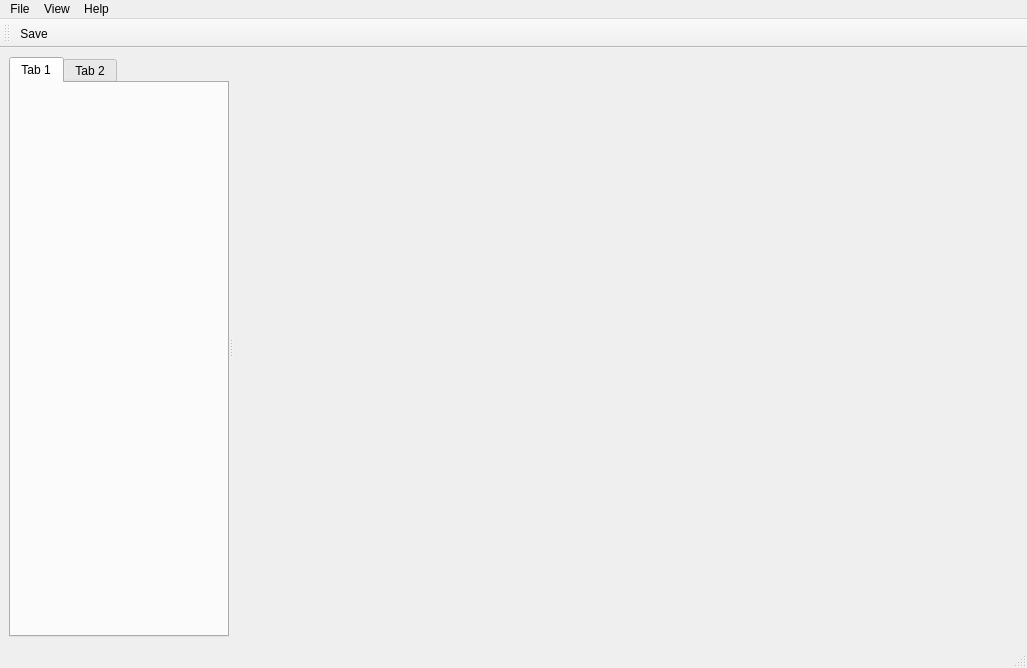
The window that src/mainwindow.ui (grking/zoxel) describes before a commit, drawn with Qt 5.
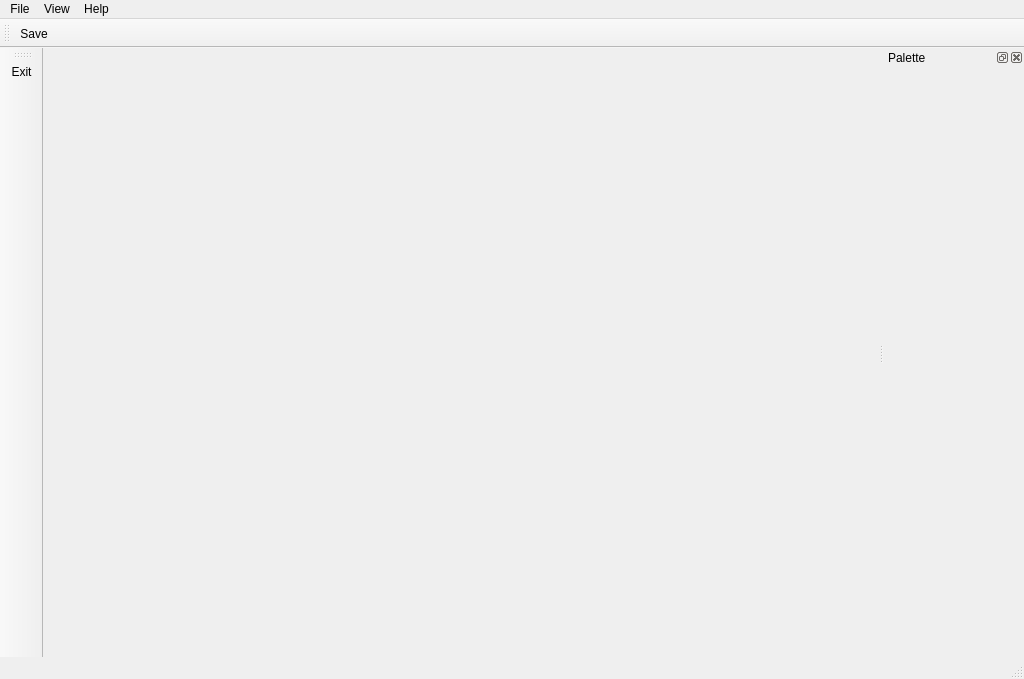
The same window after the commit. Icons and pictures are not drawn.

Commit message: Implements colour palette, closes #3

The edit to the form file:
```diff
--- a/src/mainwindow.ui
+++ b/src/mainwindow.ui
@@ -6,8 +6,8 @@
    <rect>
     <x>0</x>
     <y>0</y>
-    <width>1027</width>
-    <height>668</height>
+    <width>1024</width>
+    <height>679</height>
    </rect>
   </property>
   <property name="windowTitle">
@@ -20,40 +20,8 @@
   <widget class="QWidget" name="centralwidget">
    <layout class="QGridLayout" name="gridLayout">
     <item row="0" column="0">
-     <widget class="QSplitter" name="splitter">
-      <property name="orientation">
-       <enum>Qt::Horizontal</enum>
-      </property>
-      <widget class="QTabWidget" name="tabWidget">
-       <property name="sizePolicy">
-        <sizepolicy hsizetype="Expanding" vsizetype="Expanding">
-         <horstretch>0</horstretch>
-         <verstretch>0</verstretch>
-        </sizepolicy>
-       </property>
-       <property name="maximumSize">
-        <size>
-         <width>220</width>
-         <height>16777215</height>
-        </size>
-       </property>
-       <property name="currentIndex">
-        <number>0</number>
-       </property>
-       <widget class="QWidget" name="tab_3">
-        <attribute name="title">
-         <string>Tab 1</string>
-        </attribute>
-       </widget>
-       <widget class="QWidget" name="tab_4">
-        <attribute name="title">
-         <string>Tab 2</string>
-        </attribute>
-       </widget>
-      </widget>
-      <widget class="QWidget" name="glparent" native="true">
-       <layout class="QGridLayout" name="gridLayout_2"/>
-      </widget>
+     <widget class="QWidget" name="glparent" native="true">
+      <layout class="QGridLayout" name="gridLayout_2"/>
      </widget>
     </item>
    </layout>
@@ -63,7 +31,7 @@
     <rect>
      <x>0</x>
      <y>0</y>
-     <width>1027</width>
+     <width>1024</width>
      <height>25</height>
     </rect>
    </property>
@@ -108,6 +76,35 @@
    </attribute>
    <addaction name="action_save"/>
   </widget>
+  <widget class="QToolBar" name="toolbar_drawing">
+   <property name="windowTitle">
+    <string>toolBar</string>
+   </property>
+   <attribute name="toolBarArea">
+    <enum>LeftToolBarArea</enum>
+   </attribute>
+   <attribute name="toolBarBreak">
+    <bool>false</bool>
+   </attribute>
+   <addaction name="action_exit"/>
+  </widget>
+  <widget class="QDockWidget" name="dock">
+   <property name="windowTitle">
+    <string>Palette</string>
+   </property>
+   <attribute name="dockWidgetArea">
+    <number>2</number>
+   </attribute>
+   <widget class="QWidget" name="palette">
+    <property name="minimumSize">
+     <size>
+      <width>140</width>
+      <height>0</height>
+     </size>
+    </property>
+    <layout class="QGridLayout" name="gridLayout_3"/>
+   </widget>
+  </widget>
   <action name="action_exit">
    <property name="icon">
     <iconset>
```
The commit also changes 5 other files.
